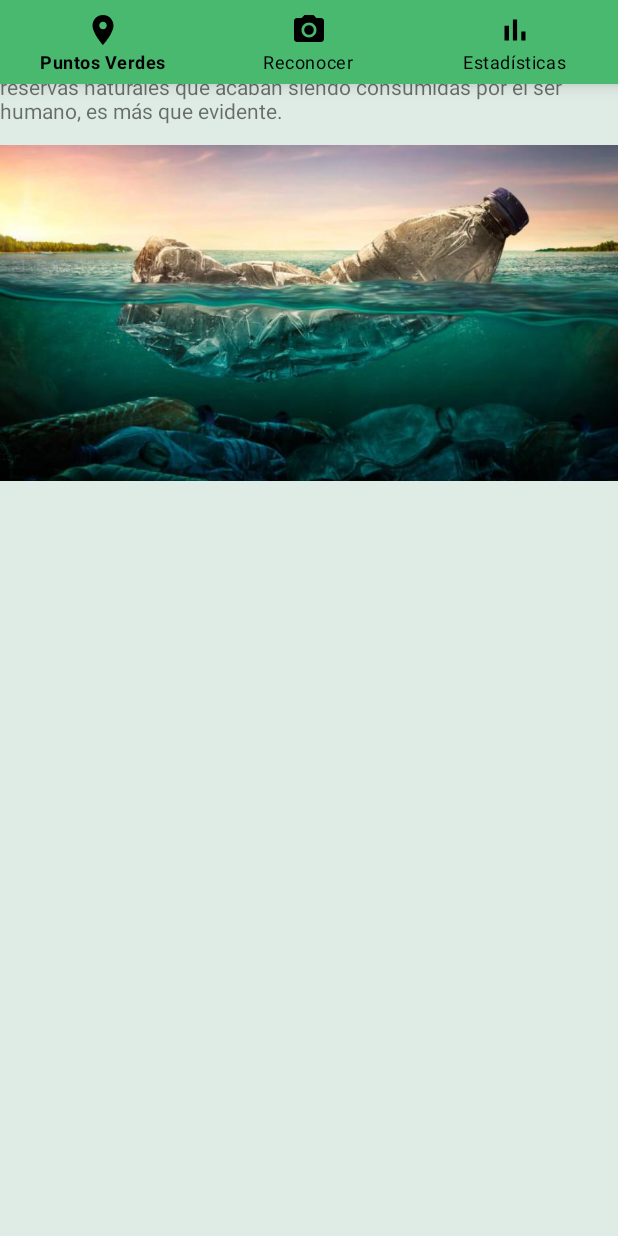
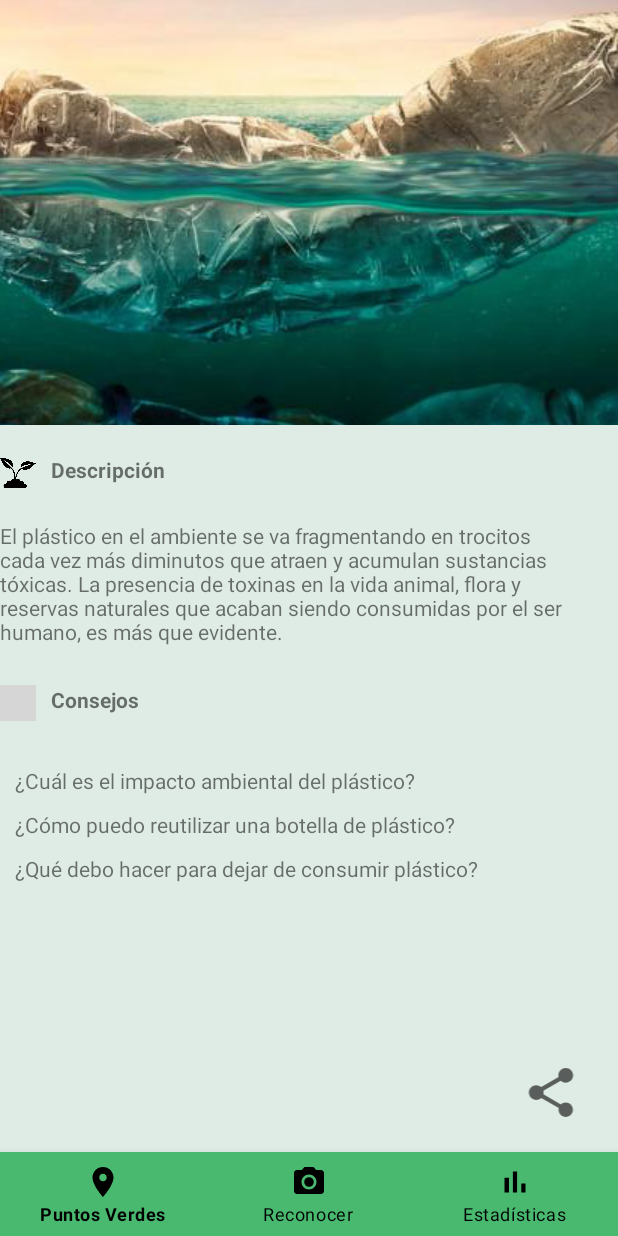
Before and after one commit to Vronic20/ReciclaApp, an Android app: the layout activity_plastic.xml on its own in the app's theme, with its tools: preview values and no code run, on a phone screen of 412 x 824 dp. Run offline under Robolectric (Android 15) with nearby library versions, the phone set to English and light mode, and no system bars; grey boxes are pictures that could not be loaded.

Commit message:
Compartir en Plastic Activity

```diff
--- a/recycleappupc/app/src/main/AndroidManifest.xml
+++ b/recycleappupc/app/src/main/AndroidManifest.xml
@@ -18,7 +18,7 @@
         android:supportsRtl="true"
         android:theme="@style/Theme.Recycleappupc">
         <activity
-            android:name=".plastic"
+            android:name=".PlasticActivity"
             android:exported="false" />
         <activity
             android:name=".info_plastic"
--- /dev/null
+++ b/recycleappupc/app/src/main/java/upc/pe/recycleappupc/PlasticActivity.kt
@@ -0,0 +1,26 @@
+package upc.pe.recycleappupc
+
+import android.content.Intent
+import androidx.appcompat.app.AppCompatActivity
+import android.os.Bundle
+import android.widget.ImageView
+
+class PlasticActivity : AppCompatActivity() {
+    override fun onCreate(savedInstanceState: Bundle?) {
+        super.onCreate(savedInstanceState)
+        setContentView(R.layout.activity_plastic)
+        var btnShare = this.findViewById<ImageView>(R.id.btnShare)
+        btnShare.setOnClickListener{
+            var shareBody = "Download RecycleApp on Play Store: Link"
+            var shareSub = "Test";
+
+            var shareIntent = Intent(Intent.ACTION_SEND)
+            shareIntent.type = "text/plain"
+
+            shareIntent.putExtra(Intent.EXTRA_SUBJECT, shareSub)
+            shareIntent.putExtra(Intent.EXTRA_TEXT, shareBody)
+
+            startActivity(shareIntent)
+        }
+    }
+}
--- a/recycleappupc/app/src/main/java/upc/pe/recycleappupc/dataproduct/RecyclableProductsFragment.kt
+++ b/recycleappupc/app/src/main/java/upc/pe/recycleappupc/dataproduct/RecyclableProductsFragment.kt
@@ -1,11 +1,14 @@
 package upc.pe.recycleappupc.dataproduct
 
+import android.content.Intent
 import android.os.Bundle
 import androidx.fragment.app.Fragment
 import android.view.LayoutInflater
 import android.view.View
 import android.view.ViewGroup
 import androidx.navigation.findNavController
+import upc.pe.recycleappupc.LabelsActivity
+import upc.pe.recycleappupc.PlasticActivity
 import upc.pe.recycleappupc.R
 import upc.pe.recycleappupc.R.layout
 import upc.pe.recycleappupc.databinding.FragmentRecyclableProductsBinding
@@ -31,6 +34,14 @@ class RecyclableProductsFragment : Fragment() {
             it.findNavController().navigate(R.id.actionSearchedProduct)
         }
 
+        binding.imageView2.setOnClickListener {
+            toPlasticActivity()
+        }
+
     }
 
+    fun toPlasticActivity() {
+        val intent = Intent(this.context, PlasticActivity::class.java)
+        startActivity(intent)
+    }
 }
--- a/recycleappupc/app/src/main/java/upc/pe/recycleappupc/plastic.kt
+++ /dev/null
@@ -1,11 +0,0 @@
-package upc.pe.recycleappupc
-
-import androidx.appcompat.app.AppCompatActivity
-import android.os.Bundle
-
-class plastic : AppCompatActivity() {
-    override fun onCreate(savedInstanceState: Bundle?) {
-        super.onCreate(savedInstanceState)
-        setContentView(R.layout.activity_plastic)
-    }
-}
--- a/recycleappupc/app/src/main/res/layout/activity_plastic.xml
+++ b/recycleappupc/app/src/main/res/layout/activity_plastic.xml
@@ -5,16 +5,17 @@
     android:layout_width="match_parent"
     android:layout_height="match_parent"
     android:background="#dfece5"
-    tools:context=".plastic">
+    tools:context=".PlasticActivity">
 
     <TextView
         android:id="@+id/textView15"
         android:layout_width="376dp"
         android:layout_height="89dp"
+        android:layout_marginTop="20dp"
         android:text="El plástico en el ambiente se va fragmentando en trocitos cada vez más diminutos que atraen y acumulan sustancias tóxicas. La presencia de toxinas en la vida animal, flora y reservas naturales que acaban siendo consumidas por el ser humano, es más que evidente."
         android:textAlignment="inherit"
-        tools:layout_editor_absoluteX="19dp"
-        tools:layout_editor_absoluteY="321dp" />
+        app:layout_constraintTop_toBottomOf="@+id/imageView22"
+        tools:layout_editor_absoluteX="19dp" />
 
     <com.google.android.material.bottomnavigation.BottomNavigationView
         android:id="@+id/home_buttom_navigation"
@@ -23,77 +24,105 @@
         android:background="@color/BtnInicio"
         app:itemIconTint="@color/black"
         app:itemTextColor="@color/black"
-        app:menu="@menu/bottom_nav_menu"
-        tools:layout_editor_absoluteX="-64dp"
-        tools:layout_editor_absoluteY="674dp" >
+        app:layout_constraintBottom_toBottomOf="parent"
+        app:layout_constraintEnd_toEndOf="parent"
+        app:layout_constraintStart_toStartOf="parent"
+        app:menu="@menu/bottom_nav_menu">
 
     </com.google.android.material.bottomnavigation.BottomNavigationView>
 
     <ImageView
         android:id="@+id/imageView20"
-        android:layout_width="wrap_content"
-        android:layout_height="wrap_content"
+        android:layout_width="412dp"
+        android:layout_height="283dp"
+        android:scaleType="center"
+        app:layout_constraintTop_toTopOf="parent"
         app:srcCompat="@drawable/inf_plastic"
-        tools:layout_editor_absoluteX="0dp"
-        tools:layout_editor_absoluteY="-61dp" />
+        tools:layout_editor_absoluteX="0dp" />
 
     <ImageView
         android:id="@+id/imageView22"
         android:layout_width="24dp"
         android:layout_height="24dp"
+        android:layout_marginTop="20dp"
+        app:layout_constraintTop_toBottomOf="@+id/imageView20"
         app:srcCompat="@drawable/plant"
-        tools:layout_editor_absoluteX="31dp"
-        tools:layout_editor_absoluteY="288dp" />
+        tools:layout_editor_absoluteX="31dp" />
 
     <TextView
         android:id="@+id/textView13"
         android:layout_width="wrap_content"
         android:layout_height="wrap_content"
+        android:layout_marginStart="10dp"
         android:text="Descripción"
         android:textStyle="bold"
-        tools:layout_editor_absoluteX="68dp"
-        tools:layout_editor_absoluteY="293dp" />
+        app:layout_constraintStart_toEndOf="@+id/imageView22"
+        app:layout_constraintTop_toTopOf="@+id/imageView22" />
 
     <ImageView
         android:id="@+id/imageView23"
         android:layout_width="24dp"
         android:layout_height="24dp"
+        android:layout_marginTop="20dp"
+        app:layout_constraintTop_toBottomOf="@+id/textView15"
         app:srcCompat="@drawable/foco"
-        tools:layout_editor_absoluteX="31dp"
-        tools:layout_editor_absoluteY="444dp" />
+        tools:layout_editor_absoluteX="31dp" />
 
     <TextView
         android:id="@+id/textView16"
         android:layout_width="wrap_content"
         android:layout_height="wrap_content"
+        android:layout_marginStart="10dp"
         android:text="Consejos"
         android:textStyle="bold"
-        tools:layout_editor_absoluteX="68dp"
-        tools:layout_editor_absoluteY="449dp" />
+        app:layout_constraintStart_toEndOf="@+id/imageView23"
+        app:layout_constraintTop_toTopOf="@+id/imageView23" />
 
     <TextView
         android:id="@+id/textView17"
-        android:layout_width="wrap_content"
+        android:layout_width="0dp"
         android:layout_height="wrap_content"
+        android:layout_marginStart="10dp"
+        android:layout_marginTop="30dp"
+        android:layout_marginEnd="10dp"
         android:text="¿Cuál es el impacto ambiental del plástico?"
         android:textAlignment="inherit"
-        tools:layout_editor_absoluteX="24dp"
-        tools:layout_editor_absoluteY="490dp" />
+        app:layout_constraintEnd_toEndOf="parent"
+        app:layout_constraintStart_toStartOf="parent"
+        app:layout_constraintTop_toBottomOf="@+id/imageView23" />
 
     <TextView
         android:id="@+id/textView18"
-        android:layout_width="wrap_content"
+        android:layout_width="0dp"
         android:layout_height="wrap_content"
+        android:layout_marginStart="10dp"
+        android:layout_marginTop="10dp"
+        android:layout_marginEnd="10dp"
         android:text="¿Cómo puedo reutilizar una botella de plástico?"
-        tools:layout_editor_absoluteX="24dp"
-        tools:layout_editor_absoluteY="532dp" />
+        app:layout_constraintEnd_toEndOf="parent"
+        app:layout_constraintStart_toStartOf="parent"
+        app:layout_constraintTop_toBottomOf="@+id/textView17" />
 
     <TextView
         android:id="@+id/textView19"
-        android:layout_width="wrap_content"
+        android:layout_width="0dp"
         android:layout_height="wrap_content"
+        android:layout_marginStart="10dp"
+        android:layout_marginTop="10dp"
+        android:layout_marginEnd="10dp"
         android:text="¿Qué debo hacer para dejar de consumir plástico?"
-        tools:layout_editor_absoluteX="19dp"
-        tools:layout_editor_absoluteY="572dp" />
+        app:layout_constraintEnd_toEndOf="parent"
+        app:layout_constraintStart_toStartOf="parent"
+        app:layout_constraintTop_toBottomOf="@+id/textView18" />
+
+    <ImageView
+        android:id="@+id/btnShare"
+        android:layout_width="49dp"
+        android:layout_height="39dp"
+        android:layout_marginEnd="20dp"
+        android:layout_marginBottom="20dp"
+        app:layout_constraintBottom_toTopOf="@+id/home_buttom_navigation"
+        app:layout_constraintEnd_toEndOf="parent"
+        app:srcCompat="@drawable/ic_share" />
 
 </androidx.constraintlayout.widget.ConstraintLayout>
```
